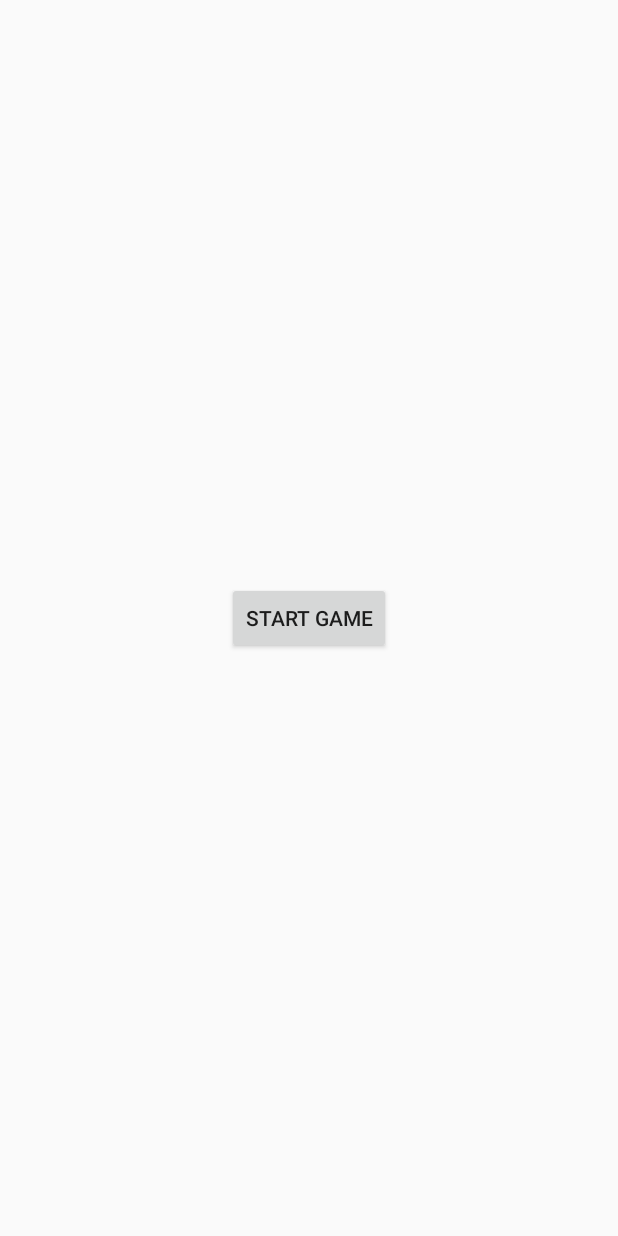
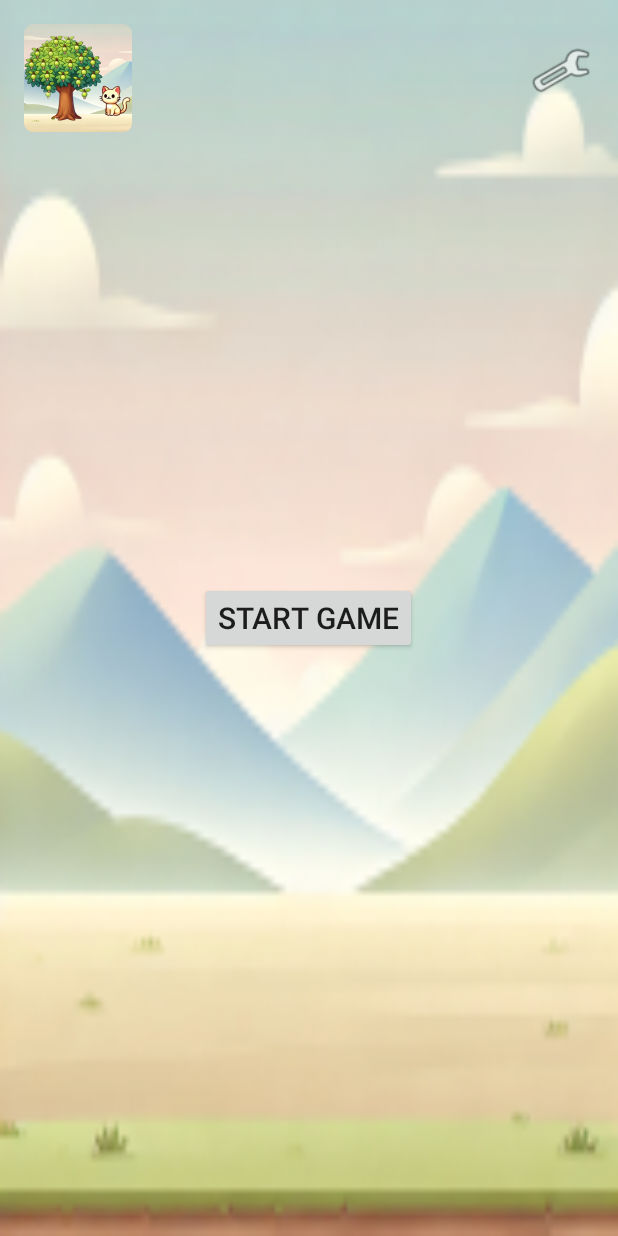
Before and after one commit to shaadowapp/catgame, an Android app built with Jetpack Compose: the screen it shows after launch (HomeActivity), on a phone screen of 412 x 824 dp. Run offline under Robolectric (Android 15) with nearby library versions, the phone set to English and light mode, and no system bars.

Commit message:
redesigning ui

```diff
--- a/app/src/main/AndroidManifest.xml
+++ b/app/src/main/AndroidManifest.xml
@@ -23,7 +23,7 @@
         <!-- Home Activity -->
         <activity android:name=".HomeActivity" />
 
-        <!-- Game Activity (Now the main game screen) -->
+        <!-- Game Activity -->
         <activity android:name=".GameActivity" />
     </application>
 
--- a/app/src/main/res/layout/activity_home.xml
+++ b/app/src/main/res/layout/activity_home.xml
@@ -1,13 +1,41 @@
 <?xml version="1.0" encoding="utf-8"?>
 <RelativeLayout xmlns:android="http://schemas.android.com/apk/res/android"
     android:layout_width="match_parent"
-    android:layout_height="match_parent">
+    android:layout_height="match_parent"
+    android:background="@mipmap/ic_launcher_background">
+
+    <LinearLayout
+        android:layout_width="match_parent"
+        android:layout_height="wrap_content"
+        android:orientation="horizontal"
+        android:padding="16dp">
+
+        <ImageView
+            android:id="@+id/appLogo"
+            android:layout_width="wrap_content"
+            android:layout_height="wrap_content"
+            android:contentDescription="App Logo"
+            android:src="@mipmap/ic_launcher_round" />
+
+        <ImageView
+            android:id="@+id/settingsIcon"
+            android:layout_width="42dp"
+            android:layout_height="42dp"
+            android:layout_gravity="end"
+            android:contentDescription="Settings Icon"
+            android:src="@android:drawable/ic_menu_manage"
+            android:translationX="265dp"
+            android:translationY="10dp" />
+
+    </LinearLayout>
+
 
     <!-- Start Game Button -->
     <Button
         android:id="@+id/startGameButton"
         android:layout_width="wrap_content"
         android:layout_height="wrap_content"
+        android:layout_centerInParent="true"
         android:text="Start Game"
-        android:layout_centerInParent="true" />
+        android:textSize="20sp" />
 </RelativeLayout>
--- a/app/src/main/res/layout/activity_splash.xml
+++ b/app/src/main/res/layout/activity_splash.xml
@@ -46,6 +46,7 @@
         android:textColor="#000000"
         android:textSize="24sp"
         android:textStyle="bold"
+        android:translationY="-15dp"
         android:visibility="visible"
         tools:visibility="visible" />
 
--- a/app/src/main/res/values/strings.xml
+++ b/app/src/main/res/values/strings.xml
@@ -4,4 +4,8 @@
     <string name="apples_eaten_0">Apples Eaten: 0</string>
     <string name="start_game">Start Game</string>
     <string name="click_the_cat">Click the Cat!</string>
+    <string name="tree_image">Tree Image</string>
+    <string name="cat_image">Cat Image</string>
+    <string name="back_to_home">Back to Home</string>
+    <string name="restart_game">Restart Game</string>
 </resources>
```
Also changed, not shown: app/src/main/java/com/pixl/catgame/GameActivity.kt (+33 -39 lines), app/src/main/res/layout/activity_game.xml (+36 -22 lines), app/src/main/res/drawable/cat.png (added), 1 other file.
